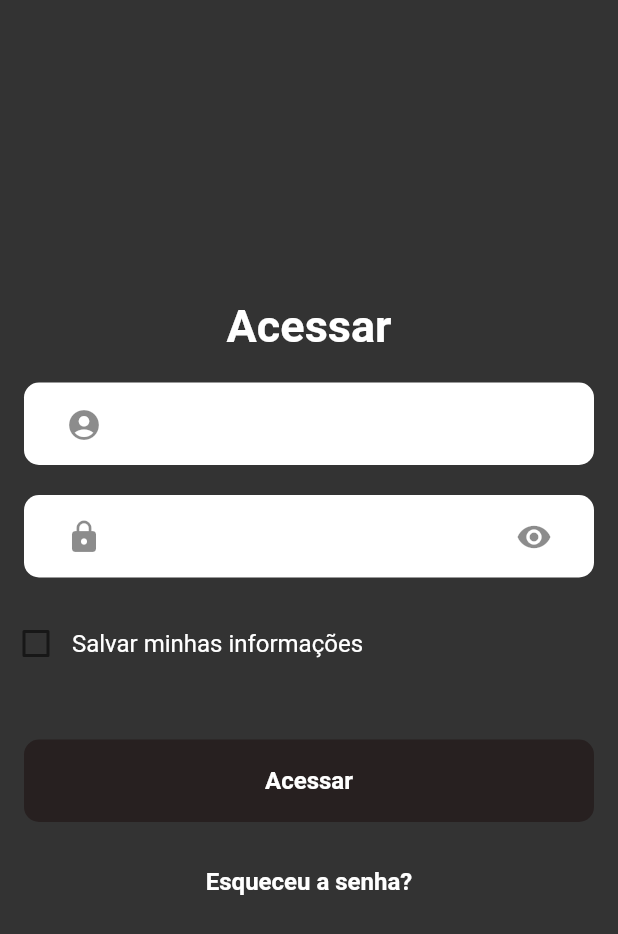
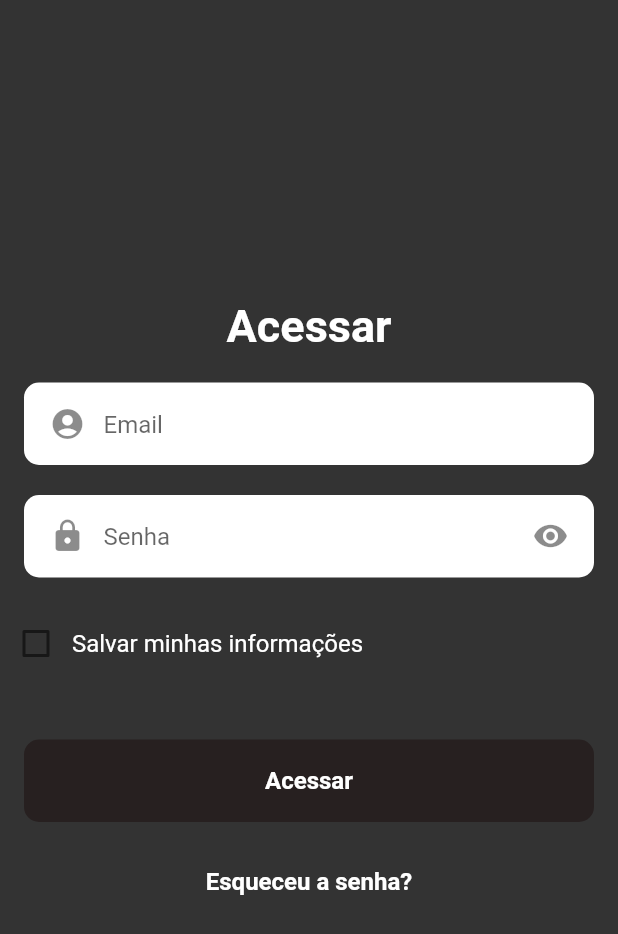
Before and after one commit to JonhMatheus/app-finance, a Flutter app: the screen it shows after launch, on a phone screen of 412 x 824 dp. Shown: the top 934 px of the screen. Run offline on Flutter 3.47's test engine with Material 3 defaults, Android fonts, the phone set to English and light mode, and no system bars; our stand-ins replace mobx; missing offline and left inert: loading_empty_error, one_context; generated files the repository leaves out were written again.

Commit message:
Finaliza Autentificação

```diff
--- a/lib/autenticacao/login_page.dart
+++ b/lib/autenticacao/login_page.dart
@@ -9,7 +9,9 @@ class LoginPage extends StatefulWidget {
 }
 
 class _LoginPageState extends State<LoginPage> {
-  LoginController controller = LoginController();
+  LoginController controller =
+      LoginController(); //chamada do login_controller.dart
+
   @override
   Widget build(BuildContext context) {
     return Scaffold(
@@ -21,9 +23,9 @@ class _LoginPageState extends State<LoginPage> {
             children: [
               titulo(),
               const SizedBox(height: 20),
-              campoLogin('Email', false),
+              campoEmail(),
               const SizedBox(height: 20),
-              campoLogin('Senha', true),
+              campoSenha(),
               const SizedBox(height: 20),
               saveInfo(),
               const SizedBox(height: 40),
@@ -37,30 +39,49 @@ class _LoginPageState extends State<LoginPage> {
     );
   }
 
-  Widget campoLogin(String campoLogin, bool isPassword) {
+  Widget campoEmail() {
     return Padding(
       padding: const EdgeInsets.symmetric(horizontal: 16),
       child: Container(
-          padding: const EdgeInsets.all(16),
+          padding: const EdgeInsets.all(5),
           height: 55,
           width: MediaQuery.of(context).size.width,
           decoration: BoxDecoration(
               color: Colors.white, borderRadius: BorderRadius.circular(10)),
           child: TextField(
-              obscureText: isPassword ? controller.visibility : false,
+              decoration: const InputDecoration(
+                hintText: 'Email',
+                border: InputBorder.none,
+                prefixIcon: Icon(Icons.account_circle),
+              ),
+              controller: controller.campoEmail)),
+    );
+  }
+
+  Widget campoSenha() {
+    return Padding(
+      padding: const EdgeInsets.symmetric(horizontal: 16),
+      child: Container(
+          padding: const EdgeInsets.all(5),
+          height: 55,
+          width: MediaQuery.of(context).size.width,
+          decoration: BoxDecoration(
+              color: Colors.white, borderRadius: BorderRadius.circular(10)),
+          child: TextField(
+              obscureText: controller.visibility,
               decoration: InputDecoration(
+                  hintText: 'Senha',
                   border: InputBorder.none,
-                  prefixIcon:
-                      Icon(isPassword ? Icons.lock : Icons.account_circle),
+                  prefixIcon: const Icon(Icons.lock),
                   suffixIcon: GestureDetector(
                     onTap: () {
-                      controller.visibility = !controller.visibility;
+                      controller.visibility =
+                          !controller.visibility; //inversão do valor do icon
                       setState(() {});
                     },
-                    child: Icon(isPassword ? Icons.visibility : null),
+                    child: const Icon(Icons.visibility),
                   )),
-              controller:
-                  isPassword ? controller.campoSenha : controller.campoEmail)),
+              controller: controller.campoSenha)),
     );
   }
 
@@ -101,7 +122,9 @@ class _LoginPageState extends State<LoginPage> {
   }
 
   Widget botaoAcesso() {
-    return Padding(
+    return GestureDetector(
+      onTap: () => controller.login(context),
+      child: Padding(
         padding: const EdgeInsets.symmetric(horizontal: 16),
         child: Container(
           padding: const EdgeInsets.all(16),
@@ -116,7 +139,10 @@ class _LoginPageState extends State<LoginPage> {
             child: Text(
               'Acessar',
               style: TextStyle(
-                fontWeight: FontWeight.bold, fontSize: 16, color: Colors.white),
+                  fontWeight: FontWeight.bold,
+                  fontSize: 16,
+                  color: Colors.white),
+            ),
           ),
         ),
       ),
--- a/pubspec.yaml
+++ b/pubspec.yaml
@@ -37,6 +37,9 @@ dependencies:
   cupertino_icons: ^1.0.2
   mobx: ^2.3.0+1
   flutter_mobx: ^2.2.0+2
+  esig_utils: ^5.4.1
+  loading_empty_error: ^3.4.4
+  one_context: ^2.1.0
 
 dev_dependencies:
   flutter_test:
```
Also changed, not shown: lib/autenticacao/login_controller.dart (+24 -0 lines), lib/home/home_page.dart (added, +15 -0 lines), pubspec.lock. Lines whose indentation alone changed are shown as unchanged.
